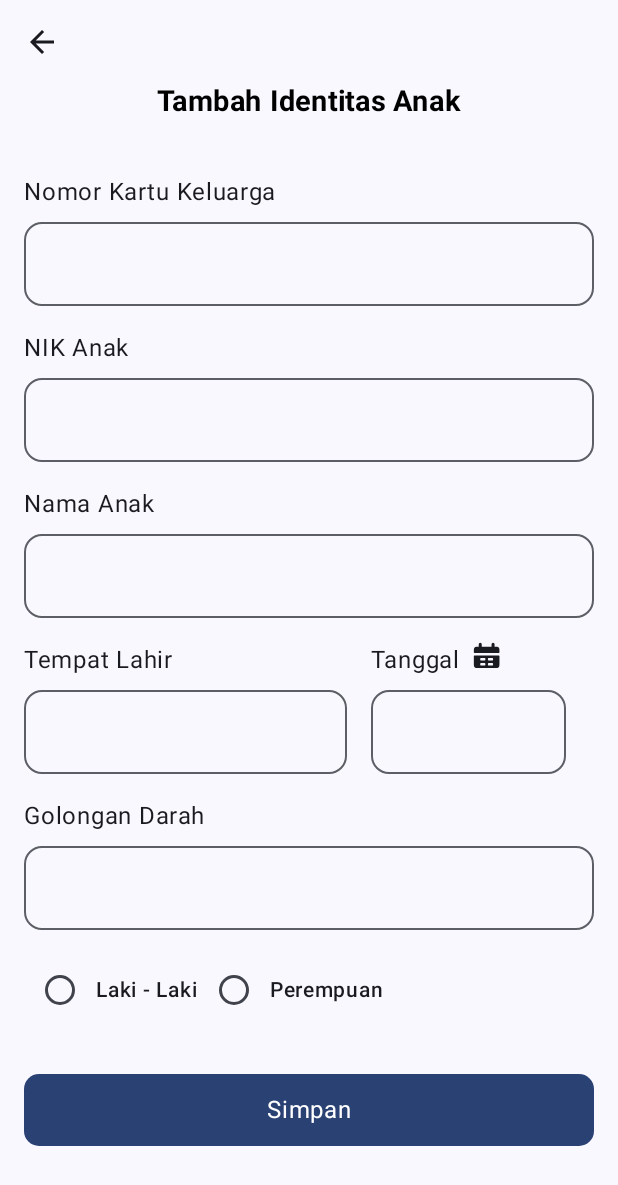
After one commit to gilangrizkiputra/Peka, an Android app built with Jetpack Compose: the AddFormChildScreen screen opened through its navigation route, on a phone screen of 412 x 824 dp. The commit adds this screen. Shown: the top 1185 px of the screen. Run offline under Robolectric (Android 15) with nearby library versions, the phone set to English and light mode, and no system bars; 4 statements that could not run were skipped.

Commit message:
add AddFormChildScreen and fix TextField

```diff
--- a/app/src/main/java/com/sukasrana/peka/navigation/Screen.kt
+++ b/app/src/main/java/com/sukasrana/peka/navigation/Screen.kt
@@ -11,4 +11,5 @@ sealed class Screen(val route: String){
     data object Mkia : Screen("MKIA")
     data object Profile : Screen("profile")
     data object Notification : Screen("notification")
+    data object TambahIdentitasAnak : Screen("tambah identitas anak")
 }
--- a/app/src/main/java/com/sukasrana/peka/presentation/Peka.kt
+++ b/app/src/main/java/com/sukasrana/peka/presentation/Peka.kt
@@ -63,6 +63,7 @@ import androidx.compose.ui.graphics.vector.rememberVectorPainter
 import androidx.compose.ui.text.font.FontWeight
 import androidx.compose.ui.text.style.TextAlign
 import androidx.compose.ui.unit.sp
+import com.sukasrana.peka.presentation.addFormChild.AddFormChildScreen
 import com.sukasrana.peka.ui.theme.bodyFontFamily
 
 @OptIn(ExperimentalMaterial3Api::class)
@@ -79,7 +80,7 @@ fun Peka(
 
     Scaffold(
         topBar = {
-            if (title.value == "Home" || title.value == "Article" || title.value == "MKIA" || title.value == "Profile" || title.value == "splashscreen" || title.value == "onboarding" || title.value == "switch" || title.value == "login" || title.value == "signin") {
+            if (title.value == "Home" || title.value == "Article" || title.value == "MKIA" || title.value == "Profile" || title.value == "splashscreen" || title.value == "onboarding" || title.value == "switch" || title.value == "login" || title.value == "signup") {
                 println("")
             } else {
                 TopAppBar(
@@ -120,7 +121,7 @@ fun Peka(
             }
         },
         bottomBar = {
-            if (title.value == "Notifikasi" || title.value == "Tambah Identitas Anak" || title.value == "Pantau Tumbuh Kembang Anak" || title.value == "Pendaftaran Online" || title.value == "splashscreen" || title.value == "onboarding" || title.value == "switch" || title.value == "login" || title.value == "signin") {
+            if (title.value == "Notifikasi" || title.value == "Tambah Identitas Anak" || title.value == "Pantau Tumbuh Kembang Anak" || title.value == "Pendaftaran Online" || title.value == "splashscreen" || title.value == "onboarding" || title.value == "switch" || title.value == "login" || title.value == "signup") {
                 println("")
             } else {
                 BottomBar(navController)
@@ -179,6 +180,10 @@ fun Peka(
             composable(Screen.Notification.route) {
                 title.value = "Notifikasi"
                 NotificationScreen(navController) { }
+            }
+            composable(Screen.TambahIdentitasAnak.route) {
+                title.value = "Tambah Identitas Anak"
+                AddFormChildScreen(navController)
             }
         }
     }
--- /dev/null
+++ b/app/src/main/java/com/sukasrana/peka/presentation/addFormChild/AddFormChildScreen.kt
@@ -0,0 +1,244 @@
+package com.sukasrana.peka.presentation.addFormChild
+
+import androidx.compose.foundation.ScrollState
+import androidx.compose.foundation.layout.Arrangement
+import androidx.compose.foundation.layout.Column
+import androidx.compose.foundation.layout.Row
+import androidx.compose.foundation.layout.Spacer
+import androidx.compose.foundation.layout.fillMaxWidth
+import androidx.compose.foundation.layout.height
+import androidx.compose.foundation.layout.padding
+import androidx.compose.foundation.layout.size
+import androidx.compose.foundation.layout.width
+import androidx.compose.foundation.rememberScrollState
+import androidx.compose.foundation.selection.selectable
+import androidx.compose.foundation.shape.RoundedCornerShape
+import androidx.compose.foundation.verticalScroll
+import androidx.compose.material3.Button
+import androidx.compose.material3.Icon
+import androidx.compose.material3.MaterialTheme
+import androidx.compose.material3.RadioButton
+import androidx.compose.material3.Text
+import androidx.compose.runtime.Composable
+import androidx.compose.runtime.getValue
+import androidx.compose.runtime.mutableStateOf
+import androidx.compose.runtime.remember
+import androidx.compose.runtime.rememberCoroutineScope
+import androidx.compose.runtime.setValue
+import androidx.compose.ui.Alignment
+import androidx.compose.ui.Modifier
+import androidx.compose.ui.platform.LocalContext
+import androidx.compose.ui.res.painterResource
+import androidx.compose.ui.text.font.FontFamily
+import androidx.compose.ui.tooling.preview.Preview
+import androidx.compose.ui.unit.dp
+import androidx.compose.ui.unit.sp
+import androidx.navigation.NavController
+import androidx.navigation.compose.rememberNavController
+import com.sukasrana.peka.R
+import com.sukasrana.peka.navigation.Screen
+import com.sukasrana.peka.presentation.addFormChild.component.TextFieldCustom
+import com.sukasrana.peka.presentation.login.SignUpScreen
+import com.sukasrana.peka.presentation.login.component.EmailTextField
+import com.sukasrana.peka.ui.theme.PekaTheme
+import kotlin.math.tan
+
+@Composable
+fun AddFormChildScreen(
+    navController: NavController,
+    modifier: Modifier = Modifier
+
+) {
+    val context = LocalContext.current
+    val coroutineScope = rememberCoroutineScope()
+
+    var nomorKartuKeluarga by remember {
+        mutableStateOf("")
+    }
+    var nikAnak by remember {
+        mutableStateOf("")
+    }
+
+    var namaAnak by remember {
+        mutableStateOf("")
+    }
+
+    var tempatLahir by remember {
+        mutableStateOf("")
+    }
+
+    var tanggal by remember {
+        mutableStateOf("")
+    }
+
+    var golonganDarah by remember {
+        mutableStateOf("")
+    }
+
+    AddFormChildContent(
+        nomorKartuKeluarga = nomorKartuKeluarga,
+        nikAnak = nikAnak,
+        namaAnak = namaAnak,
+        tempatLahir = tempatLahir,
+        tanggal = tanggal,
+        golonganDarah = golonganDarah,
+        onNomorKartuKeluargaChange = {nomorKartuKeluarga = it},
+        onnikAnakChange = {nikAnak = it},
+        onnamaAnakChange = {namaAnak = it},
+        ontempatLahirChange = {tempatLahir = it},
+        ontanggalChange = {tanggal = it},
+        ongolonganDarahChange = {golonganDarah = it},
+        onSimpanClick = {
+            navController.navigate(Screen.Home.route)
+        }
+    )
+}
+
+@Composable
+fun  AddFormChildContent(
+    nomorKartuKeluarga: String,
+    nikAnak: String,
+    namaAnak: String,
+    tempatLahir: String,
+    tanggal: String,
+    golonganDarah: String,
+    onNomorKartuKeluargaChange: (String) -> Unit,
+    onnikAnakChange: (String) -> Unit,
+    onnamaAnakChange: (String) -> Unit,
+    ontempatLahirChange: (String) -> Unit,
+    ontanggalChange: (String) -> Unit,
+    ongolonganDarahChange: (String) -> Unit,
+    onSimpanClick: () -> Unit,
+    modifier: Modifier = Modifier,
+    scrollState: ScrollState = rememberScrollState(),
+) {
+    Column(
+        modifier = Modifier
+            .verticalScroll(scrollState)
+            .padding(16.dp)
+    ) {
+        Text(
+            text = "Nomor Kartu Keluarga",
+            modifier = Modifier.padding(bottom = 8.dp)
+        )
+        TextFieldCustom(
+            value = nomorKartuKeluarga,
+            onValueChange = onNomorKartuKeluargaChange,
+        )
+        Text(
+            text = "NIK Anak",
+            modifier = Modifier.padding(bottom = 8.dp)
+        )
+        TextFieldCustom(
+            value = nikAnak,
+            onValueChange = onnikAnakChange,
+        )
+        Text(
+            text = "Nama Anak",
+            modifier = Modifier.padding(bottom = 8.dp)
+        )
+        TextFieldCustom(
+            value = namaAnak,
+            onValueChange = onnamaAnakChange,
+        )
+        Row (
+        ){
+            Column (
+            ){
+                Text(
+                    text = "Tempat Lahir",
+                    modifier = Modifier.padding(bottom = 8.dp)
+                )
+                TextFieldCustom(
+                    value = tempatLahir,
+                    onValueChange = ontempatLahirChange,
+                    modifier = Modifier
+                        .width(215.dp)
+                )
+            }
+            Spacer(modifier = Modifier.padding(end = 16.dp))
+            Column (
+            ){
+                Row {
+                    Text(
+                        text = "Tanggal",
+                        modifier = Modifier.padding(bottom = 8.dp, end = 8.dp)
+                    )
+                    Icon(
+                        painterResource(id = R.drawable.ic_tanggal),
+                        contentDescription = "tanggal"
+                    )
+                }
+                TextFieldCustom(
+                    value = tanggal,
+                    onValueChange = ontanggalChange,
+                    modifier = Modifier
+                        .width(130.dp)
+                )
+            }
+        }
+        Text(
+            text = "Golongan Darah",
+            modifier = Modifier.padding(bottom = 8.dp)
+        )
+        TextFieldCustom(
+            value = golonganDarah,
+            onValueChange = ongolonganDarahChange,
+        )
+        RadioButton()
+
+        Button(
+            onClick = onSimpanClick,
+            shape = RoundedCornerShape(10.dp),
+            modifier = Modifier
+                .fillMaxWidth()
+                .padding(vertical = 32.dp)
+                .height(48.dp)
+        ) {
+            Text(
+                text = "Simpan",
+                style = MaterialTheme.typography.bodyLarge
+            )
+        }
+    }
+}
+
+@Composable
+fun RadioButton() {
+    val radioOptions = listOf("Laki - Laki", "Perempuan")
+    val (selectedOption, onOptionSelected) = remember { mutableStateOf<String?>(null) }
+    Row(
+    ) {
+        radioOptions.forEach { text ->
+            Row(
+                verticalAlignment = Alignment.CenterVertically,
+                modifier = Modifier
+                    .selectable(
+                        selected = (text == selectedOption),
+                        onClick = {
+                            onOptionSelected(text)
+                        }
+                    )
+            ) {
+                RadioButton(
+                    selected = (text == selectedOption),
+                    onClick = { onOptionSelected(text) }
+                )
+                Text(
+                    text = text,
+                    fontSize = 14.sp,
+                    style = MaterialTheme.typography.labelSmall,
+                    modifier = Modifier
+                )
+            }
+        }
+    }
+}
+
+@Preview(showSystemUi = true)
+@Composable
+private fun AddFormChildPrev() {
+    PekaTheme {
+        AddFormChildScreen(navController = rememberNavController())
+    }
+}
--- /dev/null
+++ b/app/src/main/java/com/sukasrana/peka/presentation/addFormChild/component/TextFieldCustom.kt
@@ -0,0 +1,32 @@
+package com.sukasrana.peka.presentation.addFormChild.component
+
+import androidx.compose.foundation.layout.fillMaxWidth
+import androidx.compose.foundation.layout.padding
+import androidx.compose.foundation.text.KeyboardOptions
+import androidx.compose.material3.Icon
+import androidx.compose.material3.MaterialTheme
+import androidx.compose.material3.OutlinedTextField
+import androidx.compose.material3.Text
+import androidx.compose.runtime.Composable
+import androidx.compose.ui.Modifier
+import androidx.compose.ui.graphics.vector.ImageVector
+import androidx.compose.ui.text.input.KeyboardType
+import androidx.compose.ui.unit.dp
+
+@Composable
+fun TextFieldCustom(
+    value: String,
+    onValueChange: (String) -> Unit,
+    modifier: Modifier = Modifier,
+) {
+    OutlinedTextField(
+        value = value,
+        shape = MaterialTheme.shapes.medium,
+        onValueChange = onValueChange,
+        singleLine = true,
+        keyboardOptions = KeyboardOptions(keyboardType = KeyboardType.Ascii),
+        modifier = modifier
+            .fillMaxWidth()
+            .padding(bottom = 16.dp)
+    )
+}
--- a/app/src/main/java/com/sukasrana/peka/presentation/home/HomeScreen.kt
+++ b/app/src/main/java/com/sukasrana/peka/presentation/home/HomeScreen.kt
@@ -160,7 +160,7 @@ fun HomeScreen(
                         BalitaItem(balita = it, modifier = Modifier)
                     }
                     item {
-                        AddBalitaItem(modifier = Modifier)
+                        AddBalitaItem(navController = navController)
                     }
                 }
                 Row {
--- a/app/src/main/java/com/sukasrana/peka/presentation/home/component/AddBalitaItem.kt
+++ b/app/src/main/java/com/sukasrana/peka/presentation/home/component/AddBalitaItem.kt
@@ -3,6 +3,7 @@ package com.sukasrana.peka.presentation.home.component
 import androidx.compose.foundation.BorderStroke
 import androidx.compose.foundation.Image
 import androidx.compose.foundation.border
+import androidx.compose.foundation.clickable
 import androidx.compose.foundation.layout.Arrangement
 import androidx.compose.foundation.layout.Column
 import androidx.compose.foundation.layout.height
@@ -26,15 +27,17 @@ import androidx.compose.ui.text.style.TextAlign
 import androidx.compose.ui.tooling.preview.Preview
 import androidx.compose.ui.unit.dp
 import androidx.compose.ui.unit.sp
+import androidx.navigation.NavController
+import androidx.navigation.compose.rememberNavController
 import com.sukasrana.peka.R
+import com.sukasrana.peka.navigation.Screen
 import com.sukasrana.peka.ui.theme.PekaTheme
 import com.sukasrana.peka.ui.theme.bodyFontFamily
 
 @Composable
 fun AddBalitaItem(
+    navController: NavController,
     modifier: Modifier = Modifier,
-    //balita: Balita,
-    //onItemClicked: (Int) -> Unit
 )
 {
     val stroke = Stroke(width = 10f,
@@ -43,9 +46,15 @@ fun AddBalitaItem(
 
     Surface(
         modifier = modifier
-            //.clickable { onItemClicked(balita.id) }
+            .clickable {
+                navController.navigate(Screen.TambahIdentitasAnak.route)
+            }
             .drawBehind {
-                drawRoundRect(color = Color.Black,style = stroke, cornerRadius = CornerRadius(10.dp.toPx()))
+                drawRoundRect(
+                    color = Color.Black,
+                    style = stroke,
+                    cornerRadius = CornerRadius(10.dp.toPx())
+                )
             },
         color = Color.LightGray,
         shadowElevation = 4.dp,
@@ -82,7 +91,7 @@ fun AddBalitaItem(
 @Composable
 private fun BalitaItemHorizontalPreview() {
     PekaTheme {
-        AddBalitaItem()
+        AddBalitaItem(navController = rememberNavController())
 //            onItemClicked = { balitaId ->
 //                println("Balita Id : $balitaId")
 //            }
--- a/app/src/main/java/com/sukasrana/peka/presentation/home/component/BalitaItem.kt
+++ b/app/src/main/java/com/sukasrana/peka/presentation/home/component/BalitaItem.kt
@@ -39,7 +39,7 @@ import com.sukasrana.peka.ui.theme.bodyFontFamily
 fun BalitaItem(
     modifier: Modifier = Modifier,
     balita: Balita,
-    //onItemClicked: (Int) -> Unit
+    //zonItemClicked: (Int) -> Unit
 )
 {
     val font = GoogleFont("Poppins")
--- a/app/src/main/java/com/sukasrana/peka/presentation/login/LoginScreen.kt
+++ b/app/src/main/java/com/sukasrana/peka/presentation/login/LoginScreen.kt
@@ -30,6 +30,7 @@ import androidx.compose.runtime.Composable
 import androidx.compose.runtime.getValue
 import androidx.compose.runtime.mutableStateOf
 import androidx.compose.runtime.remember
+import androidx.compose.runtime.rememberCoroutineScope
 import androidx.compose.runtime.setValue
 import androidx.compose.ui.Alignment
 import androidx.compose.ui.Modifier
@@ -52,6 +53,8 @@ fun LoginScreen(
     modifier: Modifier = Modifier
 ) {
     val context = LocalContext.current
+    val coroutineScope = rememberCoroutineScope()
+
     var email by remember {
         mutableStateOf("")
     }
@@ -73,8 +76,8 @@ fun LoginScreen(
     }
 
     LoginContent(
-        email = "",
-        password = "",
+        email = email,
+        password = password,
         onEmailChange = { email = it },
         onPasswordChange = { password = it },
         moveToForgot = {
--- a/app/src/main/java/com/sukasrana/peka/presentation/login/SignupScreen.kt
+++ b/app/src/main/java/com/sukasrana/peka/presentation/login/SignupScreen.kt
@@ -28,6 +28,7 @@ import androidx.compose.runtime.Composable
 import androidx.compose.runtime.getValue
 import androidx.compose.runtime.mutableStateOf
 import androidx.compose.runtime.remember
+import androidx.compose.runtime.rememberCoroutineScope
 import androidx.compose.runtime.setValue
 import androidx.compose.ui.Alignment
 import androidx.compose.ui.Modifier
@@ -50,6 +51,8 @@ fun SignUpScreen(
     modifier: Modifier = Modifier
 ) {
     val context = LocalContext.current
+    val coroutineScope = rememberCoroutineScope()
+
     var name by remember {
         mutableStateOf("")
     }
@@ -75,9 +78,9 @@ fun SignUpScreen(
     }
 
     SignupContent(
-        name = "",
-        email = "",
-        password = "",
+        name = name,
+        email = email,
+        password = password,
         onNameChange = {name = it},
         onEmailChange = {email = it},
         onPasswordChange = {password = it},
```
